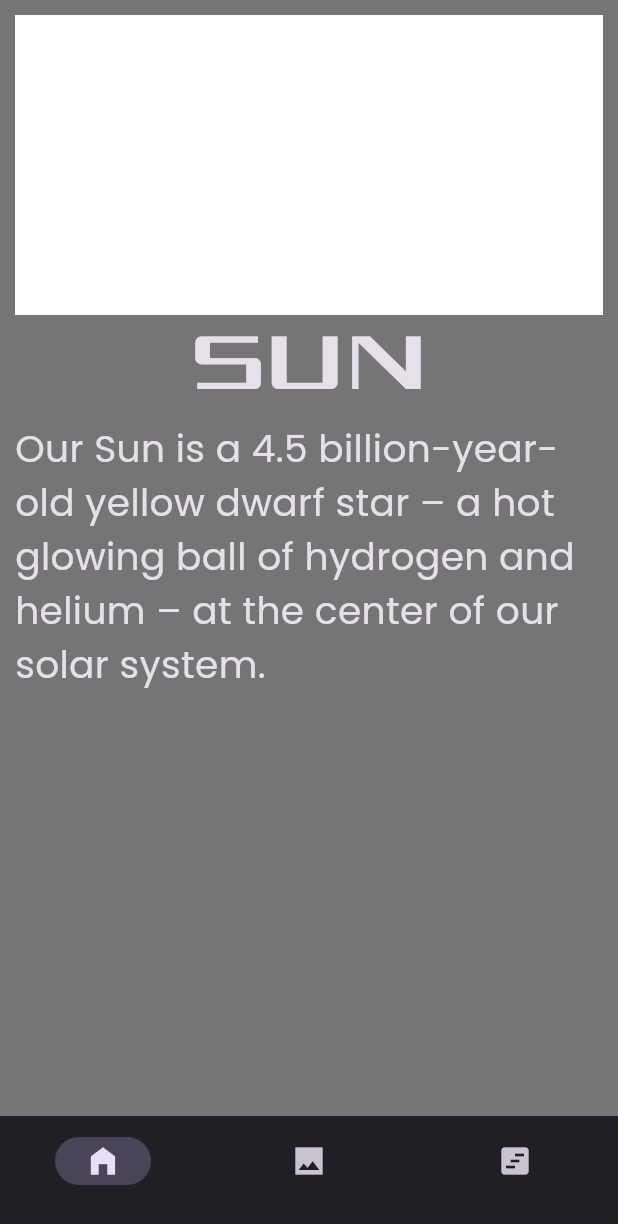
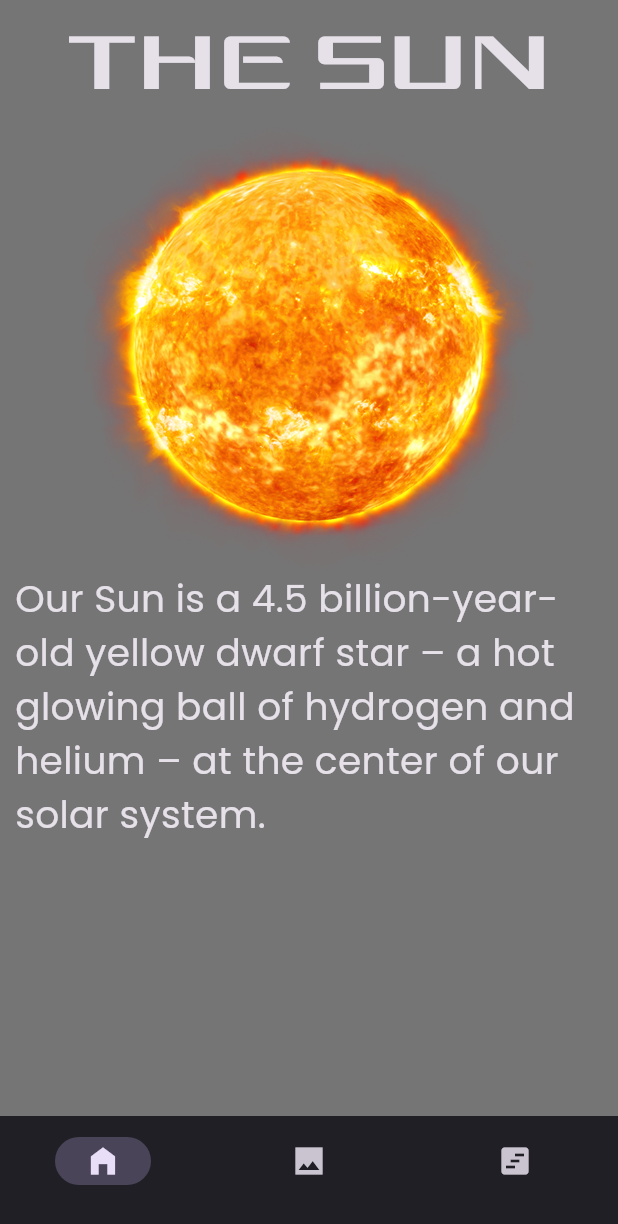
Before and after one commit to Saidakbar23/solar_system_explorer, a Flutter app: the SunPage screen opened directly with empty values, on a phone screen of 412 x 824 dp. Shown: the top 1224 px of the screen. Run offline on Flutter 3.47's test engine with Material 3 defaults, Android fonts, the phone set to English and light mode, and no system bars.

Commit message:
Update sun_page.dart

```diff
--- a/lib/screens/sun_page.dart
+++ b/lib/screens/sun_page.dart
@@ -29,11 +29,7 @@ class _SunPageState extends State<SunPage> {
   @override
   Widget build(BuildContext context) {
     return Scaffold(
-      body: Container(
-        width: double.infinity,
-        height: double.infinity,
-        child: pages[selectedPageIndex],
-      ),
+      body: pages[selectedPageIndex],
       bottomNavigationBar: NavigationBar(
         onDestinationSelected: (int index) {
           setState(() {
@@ -75,23 +71,18 @@ class PageContent extends StatelessWidget {
         child: ListView(
           padding: EdgeInsets.all(10.0),
           children: [
-            SizedBox(
-              width: 10.0,
-              height: 200.0,
-              child: Container(
-                color: Colors.white,
-              ),
-              // child: Image.asset(
-              //   'images/sun.png',
-              //   fit: BoxFit.contain,
-              // ),
-            ),
             Text(
-              'Sun',
+              'The Sun',
               textAlign: TextAlign.center,
               style: TextStyle(
                 fontSize: 50.0,
                 fontFamily: 'Angora',
+              ),
+            ),
+            SizedBox(
+              height: 300.0,
+              child: Image.asset(
+                'images/sun.png',
               ),
             ),
             Text(
```
